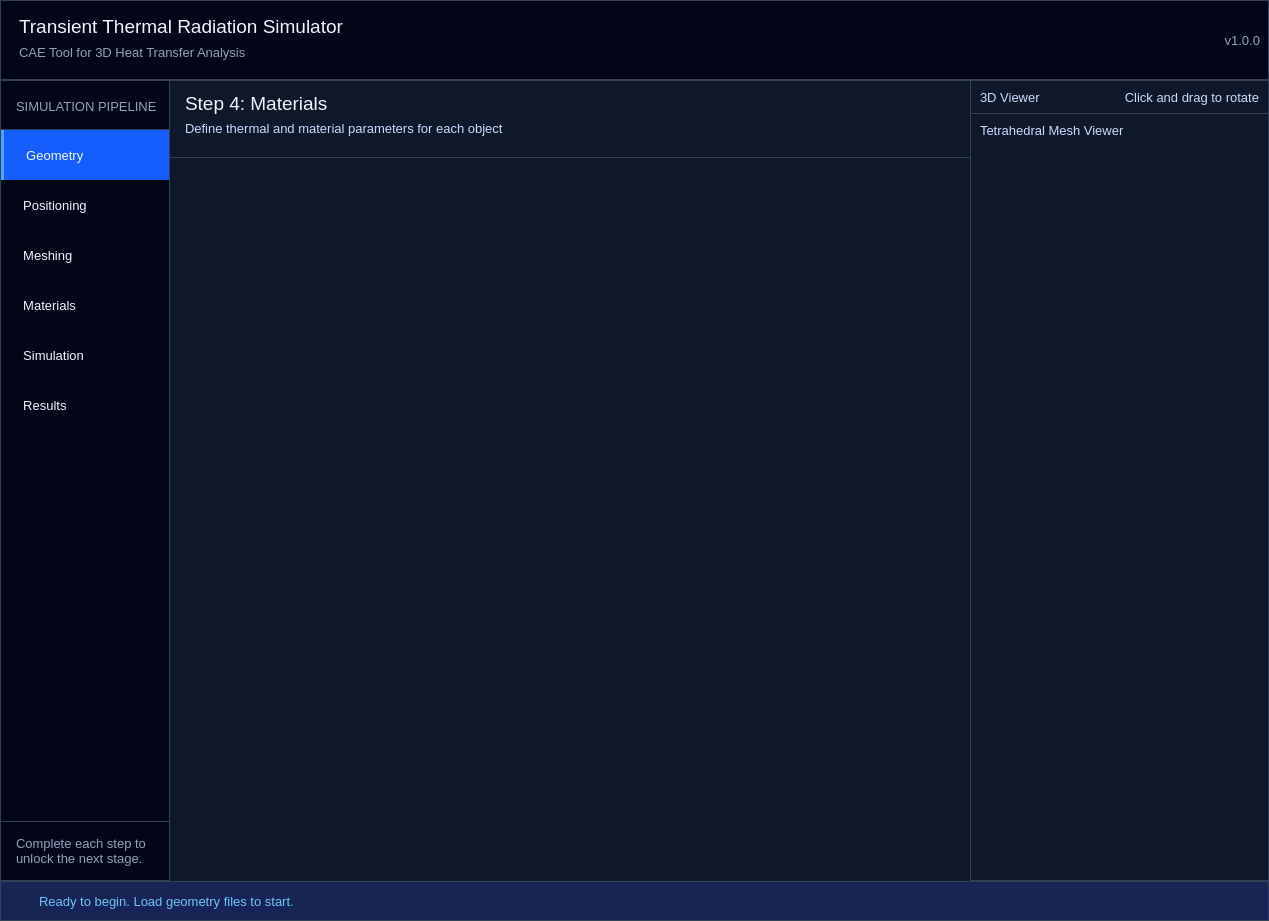
This is ui/applayout.ui in mhddany/radex-simulator as Qt 5 draws it before an edit. The edited form follows.
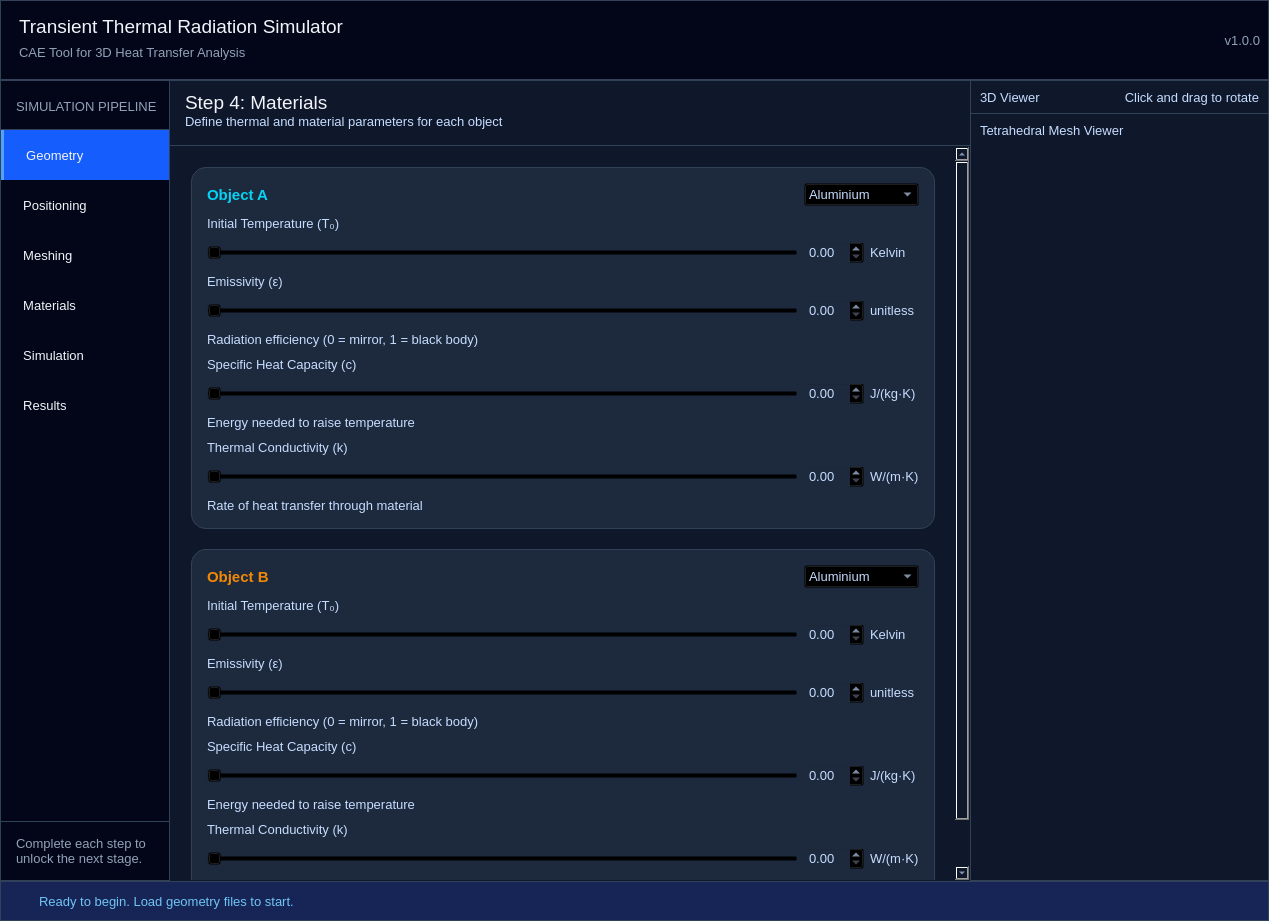
This is the edited form. The open tabs and pages were chosen to show the change. Icons and pictures are not drawn. Custom widgets are drawn as their Qt base class.

Commit message: setup materials layout and connect spinner with slider

The edit to the form file:
```diff
--- a/ui/applayout.ui
+++ b/ui/applayout.ui
@@ -81,7 +81,13 @@
 #mindihedralBDescLabel,
 #minratioBDescLabel,
 #pscBDescLabel,
-#orderBDescLabel{
+#orderBDescLabel,
+#matAEmissivityDescLabel,
+#matACpDescLabel,
+#matAKappaDescLabel,
+#matBEmissivityDescLabel,
+#matBCpDescLabel,
+#matBKappaDescLabel{
     font-size: 9pt;
     font-weight: normal;
     color: #91a2be;
@@ -101,7 +107,8 @@
 
 #objectALabel,
 #positionObjectALabel,
-#meshingObjectALabel{
+#meshingObjectALabel,
+#materialsObjectALabel{
     font-size: 11pt;
     font-weight: bold;
     color: #06d3f3;
@@ -118,7 +125,8 @@
 
 #objectBLabel,
 #positionObjectBLabel,
-#meshingObjectBLabel{
+#meshingObjectBLabel,
+#materialsObjectBLabel{
     font-size: 11pt;
     font-weight: bold;
     color: #f18904;
@@ -317,7 +325,9 @@
 #framePositioningA,
 #framePositioningB,
 #frameMeshingA,
-#frameMeshingB{
+#frameMeshingB,
+#frameMaterialsA,
+#frameMaterialsB{
 	background-color: #1d293d;
 	border: 1px solid #314158;
 	border-radius: 15px;
@@ -2077,7 +2087,470 @@
                    </widget>
                   </item>
                   <item>
-                   <widget class="QWidget" name="settingsMaterialsPage" native="true"/>
+                   <widget class="QWidget" name="settingsMaterialsPage" native="true">
+                    <layout class="QVBoxLayout" name="verticalLayout_32">
+                     <property name="spacing">
+                      <number>0</number>
+                     </property>
+                     <property name="leftMargin">
+                      <number>0</number>
+                     </property>
+                     <property name="topMargin">
+                      <number>1</number>
+                     </property>
+                     <property name="rightMargin">
+                      <number>0</number>
+                     </property>
+                     <property name="bottomMargin">
+                      <number>0</number>
+                     </property>
+                     <item>
+                      <widget class="QScrollArea" name="scrollAreaMaterials">
+                       <property name="widgetResizable">
+                        <bool>true</bool>
+                       </property>
+                       <widget class="QWidget" name="scrollAreaWidgetContentsMaterials">
+                        <property name="geometry">
+                         <rect>
+                          <x>0</x>
+                          <y>0</y>
+                          <width>786</width>
+                          <height>802</height>
+                         </rect>
+                        </property>
+                        <layout class="QVBoxLayout" name="verticalLayout_34">
+                         <property name="spacing">
+                          <number>20</number>
+                         </property>
+                         <property name="leftMargin">
+                          <number>20</number>
+                         </property>
+                         <property name="topMargin">
+                          <number>20</number>
+                         </property>
+                         <property name="rightMargin">
+                          <number>20</number>
+                         </property>
+                         <property name="bottomMargin">
+                          <number>20</number>
+                         </property>
+                         <item>
+                          <widget class="QFrame" name="frameMaterialsA">
+                           <property name="minimumSize">
+                            <size>
+                             <width>0</width>
+                             <height>0</height>
+                            </size>
+                           </property>
+                           <property name="maximumSize">
+                            <size>
+                             <width>1000</width>
+                             <height>1000</height>
+                            </size>
+                           </property>
+                           <property name="frameShape">
+                            <enum>QFrame::Shape::StyledPanel</enum>
+                           </property>
+                           <property name="frameShadow">
+                            <enum>QFrame::Shadow::Raised</enum>
+                           </property>
+                           <layout class="QGridLayout" name="gridLayout_9">
+                            <property name="leftMargin">
+                             <number>15</number>
+                            </property>
+                            <property name="topMargin">
+                             <number>15</number>
+                            </property>
+                            <property name="rightMargin">
+                             <number>15</number>
+                            </property>
+                            <property name="bottomMargin">
+                             <number>15</number>
+                            </property>
+                            <property name="verticalSpacing">
+                             <number>10</number>
+                            </property>
+                            <item row="11" column="1">
+                             <widget class="QDoubleSpinBox" name="matAKappaSpinner"/>
+                            </item>
+                            <item row="9" column="0">
+                             <widget class="QLabel" name="matACpDescLabel">
+                              <property name="text">
+                               <string>Energy needed to raise temperature</string>
+                              </property>
+                              <property name="wordWrap">
+                               <bool>true</bool>
+                              </property>
+                             </widget>
+                            </item>
+                            <item row="4" column="1">
+                             <widget class="QDoubleSpinBox" name="matAEmissivitySpinner"/>
+                            </item>
+                            <item row="1" column="0">
+                             <widget class="QLabel" name="matAInitTemperatureLabel">
+                              <property name="text">
+                               <string>Initial Temperature (T₀)</string>
+                              </property>
+                              <property name="wordWrap">
+                               <bool>true</bool>
+                              </property>
+                             </widget>
+                            </item>
+                            <item row="5" column="0">
+                             <widget class="QLabel" name="matAEmissivityDescLabel">
+                              <property name="text">
+                               <string>Radiation efficiency (0 = mirror, 1 = black body)</string>
+                              </property>
+                              <property name="wordWrap">
+                               <bool>true</bool>
+                              </property>
+                             </widget>
+                            </item>
+                            <item row="7" column="0">
+                             <widget class="QLabel" name="matACpLabel">
+                              <property name="text">
+                               <string>Specific Heat Capacity (c)</string>
+                              </property>
+                             </widget>
+                            </item>
+                            <item row="8" column="0">
+                             <widget class="QSlider" name="matACpSlider">
+                              <property name="orientation">
+                               <enum>Qt::Orientation::Horizontal</enum>
+                              </property>
+                             </widget>
+                            </item>
+                            <item row="10" column="0">
+                             <widget class="QLabel" name="matAKappaLabel">
+                              <property name="text">
+                               <string>Thermal Conductivity (k)</string>
+                              </property>
+                              <property name="wordWrap">
+                               <bool>true</bool>
+                              </property>
+                             </widget>
+                            </item>
+                            <item row="3" column="0">
+                             <widget class="QLabel" name="matAEmissivityLabel">
+                              <property name="text">
+                               <string>Emissivity (ε)</string>
+                              </property>
+                             </widget>
+                            </item>
+                            <item row="11" column="0">
+                             <widget class="QSlider" name="matAKappaSlider">
+                              <property name="orientation">
+                               <enum>Qt::Orientation::Horizontal</enum>
+                              </property>
+                             </widget>
+                            </item>
+                            <item row="4" column="0">
+                             <widget class="QSlider" name="matAEmissivitySlider">
+                              <property name="orientation">
+                               <enum>Qt::Orientation::Horizontal</enum>
+                              </property>
+                             </widget>
+                            </item>
+                            <item row="12" column="0">
+                             <widget class="QLabel" name="matAKappaDescLabel">
+                              <property name="text">
+                               <string>Rate of heat transfer through material</string>
+                              </property>
+                              <property name="wordWrap">
+                               <bool>true</bool>
+                              </property>
+                             </widget>
+                            </item>
+                            <item row="2" column="0">
+                             <widget class="QSlider" name="matAInitTemperatureSlider">
+                              <property name="orientation">
+                               <enum>Qt::Orientation::Horizontal</enum>
+                              </property>
+                             </widget>
+                            </item>
+                            <item row="8" column="1">
+                             <widget class="QDoubleSpinBox" name="matACpSpinner"/>
+                            </item>
+                            <item row="4" column="2">
+                             <widget class="QLabel" name="matAEmissivityUnitLabel">
+                              <property name="text">
+                               <string>unitless</string>
+                              </property>
+                             </widget>
+                            </item>
+                            <item row="8" column="2">
+                             <widget class="QLabel" name="matACpUnitLabel">
+                              <property name="text">
+                               <string>J/(kg·K)</string>
+                              </property>
+                             </widget>
+                            </item>
+                            <item row="11" column="2">
+                             <widget class="QLabel" name="matAKappaUnitLabel">
+                              <property name="text">
+                               <string>W/(m·K)</string>
+                              </property>
+                             </widget>
+                            </item>
+                            <item row="2" column="2">
+                             <widget class="QLabel" name="matAInitTemperatureUnitLabel">
+                              <property name="text">
+                               <string>Kelvin</string>
+                              </property>
+                             </widget>
+                            </item>
+                            <item row="2" column="1">
+                             <widget class="QDoubleSpinBox" name="matAInitTemperatureSpinner"/>
+                            </item>
+                            <item row="0" column="0">
+                             <widget class="QLabel" name="materialsObjectALabel">
+                              <property name="text">
+                               <string>Object A</string>
+                              </property>
+                             </widget>
+                            </item>
+                            <item row="0" column="1" colspan="2">
+                             <widget class="QComboBox" name="matAPresetsComboBox">
+                              <item>
+                               <property name="text">
+                                <string>Aluminium</string>
+                               </property>
+                              </item>
+                              <item>
+                               <property name="text">
+                                <string>Steel</string>
+                               </property>
+                              </item>
+                              <item>
+                               <property name="text">
+                                <string>Copper</string>
+                               </property>
+                              </item>
+                              <item>
+                               <property name="text">
+                                <string>Ceramic</string>
+                               </property>
+                              </item>
+                              <item>
+                               <property name="text">
+                                <string>Custom</string>
+                               </property>
+                              </item>
+                             </widget>
+                            </item>
+                           </layout>
+                          </widget>
+                         </item>
+                         <item>
+                          <widget class="QFrame" name="frameMaterialsB">
+                           <property name="minimumSize">
+                            <size>
+                             <width>0</width>
+                             <height>0</height>
+                            </size>
+                           </property>
+                           <property name="maximumSize">
+                            <size>
+                             <width>1000</width>
+                             <height>1000</height>
+                            </size>
+                           </property>
+                           <property name="frameShape">
+                            <enum>QFrame::Shape::StyledPanel</enum>
+                           </property>
+                           <property name="frameShadow">
+                            <enum>QFrame::Shadow::Raised</enum>
+                           </property>
+                           <layout class="QGridLayout" name="gridLayout_10">
+                            <property name="leftMargin">
+                             <number>15</number>
+                            </property>
+                            <property name="topMargin">
+                             <number>15</number>
+                            </property>
+                            <property name="rightMargin">
+                             <number>15</number>
+                            </property>
+                            <property name="bottomMargin">
+                             <number>15</number>
+                            </property>
+                            <property name="verticalSpacing">
+                             <number>10</number>
+                            </property>
+                            <item row="11" column="1">
+                             <widget class="QDoubleSpinBox" name="matBKappaSpinner"/>
+                            </item>
+                            <item row="9" column="0">
+                             <widget class="QLabel" name="matBCpDescLabel">
+                              <property name="text">
+                               <string>Energy needed to raise temperature</string>
+                              </property>
+                              <property name="wordWrap">
+                               <bool>true</bool>
+                              </property>
+                             </widget>
+                            </item>
+                            <item row="4" column="1">
+                             <widget class="QDoubleSpinBox" name="matBEmissivitySpinner"/>
+                            </item>
+                            <item row="1" column="0">
+                             <widget class="QLabel" name="matBInitTemperatureLabel">
+                              <property name="text">
+                               <string>Initial Temperature (T₀)</string>
+                              </property>
+                              <property name="wordWrap">
+                               <bool>true</bool>
+                              </property>
+                             </widget>
+                            </item>
+                            <item row="5" column="0">
+                             <widget class="QLabel" name="matBEmissivityDescLabel">
+                              <property name="text">
+                               <string>Radiation efficiency (0 = mirror, 1 = black body)</string>
+                              </property>
+                              <property name="wordWrap">
+                               <bool>true</bool>
+                              </property>
+                             </widget>
+                            </item>
+                            <item row="7" column="0">
+                             <widget class="QLabel" name="matBCpLabel">
+                              <property name="text">
+                               <string>Specific Heat Capacity (c)</string>
+                              </property>
+                             </widget>
+                            </item>
+                            <item row="8" column="0">
+                             <widget class="QSlider" name="matBCpSlider">
+                              <property name="orientation">
+                               <enum>Qt::Orientation::Horizontal</enum>
+                              </property>
+                             </widget>
+                            </item>
+                            <item row="10" column="0">
+                             <widget class="QLabel" name="matBKappaLabel">
+                              <property name="text">
+                               <string>Thermal Conductivity (k)</string>
+                              </property>
+                             </widget>
+                            </item>
+                            <item row="3" column="0">
+                             <widget class="QLabel" name="matBEmissivityLabel">
+                              <property name="text">
+                               <string>Emissivity (ε)</string>
+                              </property>
+                             </widget>
+                            </item>
+                            <item row="11" column="0">
+                             <widget class="QSlider" name="matBKappaSlider">
+                              <property name="orientation">
+                               <enum>Qt::Orientation::Horizontal</enum>
+                              </property>
+                             </widget>
+                            </item>
+                            <item row="4" column="0">
+                             <widget class="QSlider" name="matBEmissivitySlider">
+                              <property name="orientation">
+                               <enum>Qt::Orientation::Horizontal</enum>
+                              </property>
+                             </widget>
+                            </item>
+                            <item row="12" column="0">
+                             <widget class="QLabel" name="matBKappaDescLabel">
+                              <property name="text">
+                               <string>Rate of heat transfer through material</string>
+                              </property>
+                              <property name="wordWrap">
+                               <bool>true</bool>
+                              </property>
+                             </widget>
+                            </item>
+                            <item row="2" column="0">
+                             <widget class="QSlider" name="matBInitTemperatureSlider">
+                              <property name="orientation">
+                               <enum>Qt::Orientation::Horizontal</enum>
+                              </property>
+                             </widget>
+                            </item>
+                            <item row="8" column="1">
+                             <widget class="QDoubleSpinBox" name="matBCpSpinner"/>
+                            </item>
+                            <item row="4" column="2">
+                             <widget class="QLabel" name="matBEmissivityUnitLabel">
+                              <property name="text">
+                               <string>unitless</string>
+                              </property>
+                             </widget>
+                            </item>
+                            <item row="8" column="2">
+                             <widget class="QLabel" name="matBCpUnitLabel">
+                              <property name="text">
+                               <string>J/(kg·K)</string>
+                              </property>
+                             </widget>
+                            </item>
+                            <item row="11" column="2">
+                             <widget class="QLabel" name="matBKappaUnitLabel">
+                              <property name="text">
+                               <string>W/(m·K)</string>
+                              </property>
+                             </widget>
+                            </item>
+                            <item row="2" column="2">
+                             <widget class="QLabel" name="matBInitTemperatureUnitLabel">
+                              <property name="text">
+                               <string>Kelvin</string>
+                              </property>
+                             </widget>
+                            </item>
+                            <item row="2" column="1">
+                             <widget class="QDoubleSpinBox" name="matBInitTemperatureSpinner"/>
+                            </item>
+                            <item row="0" column="0">
+                             <widget class="QLabel" name="materialsObjectBLabel">
+                              <property name="text">
+                               <string>Object B</string>
+                              </property>
+                             </widget>
+                            </item>
+                            <item row="0" column="1" colspan="2">
+                             <widget class="QComboBox" name="matBPresetsComboBox">
+                              <item>
+                               <property name="text">
+                                <string>Aluminium</string>
+                               </property>
+                              </item>
+                              <item>
+                               <property name="text">
+                                <string>Steel</string>
+                               </property>
+                              </item>
+                              <item>
+                               <property name="text">
+                                <string>Copper</string>
+                               </property>
+                              </item>
+                              <item>
+                               <property name="text">
+                                <string>Ceramic</string>
+                               </property>
+                              </item>
+                              <item>
+                               <property name="text">
+                                <string>Custom</string>
+                               </property>
+                              </item>
+                             </widget>
+                            </item>
+                           </layout>
+                          </widget>
+                         </item>
+                        </layout>
+                       </widget>
+                      </widget>
+                     </item>
+                    </layout>
+                   </widget>
                   </item>
                  </layout>
                 </widget>
```
Left out of the diff: 4 changed lines with no effect on the pictures. The commit also changes 2 other files.
